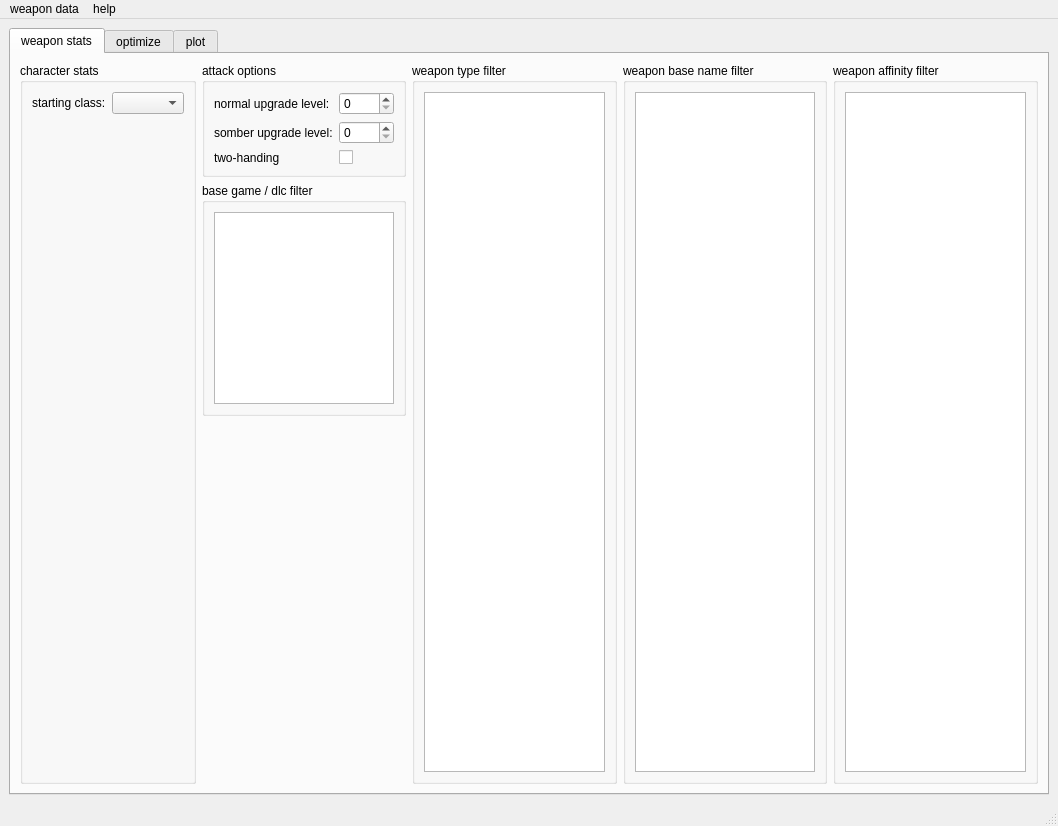
This is app/main_window.ui in hanslhansl/elden-ring-damage-optimizer as Qt 5 draws it before an edit. The edited form follows.
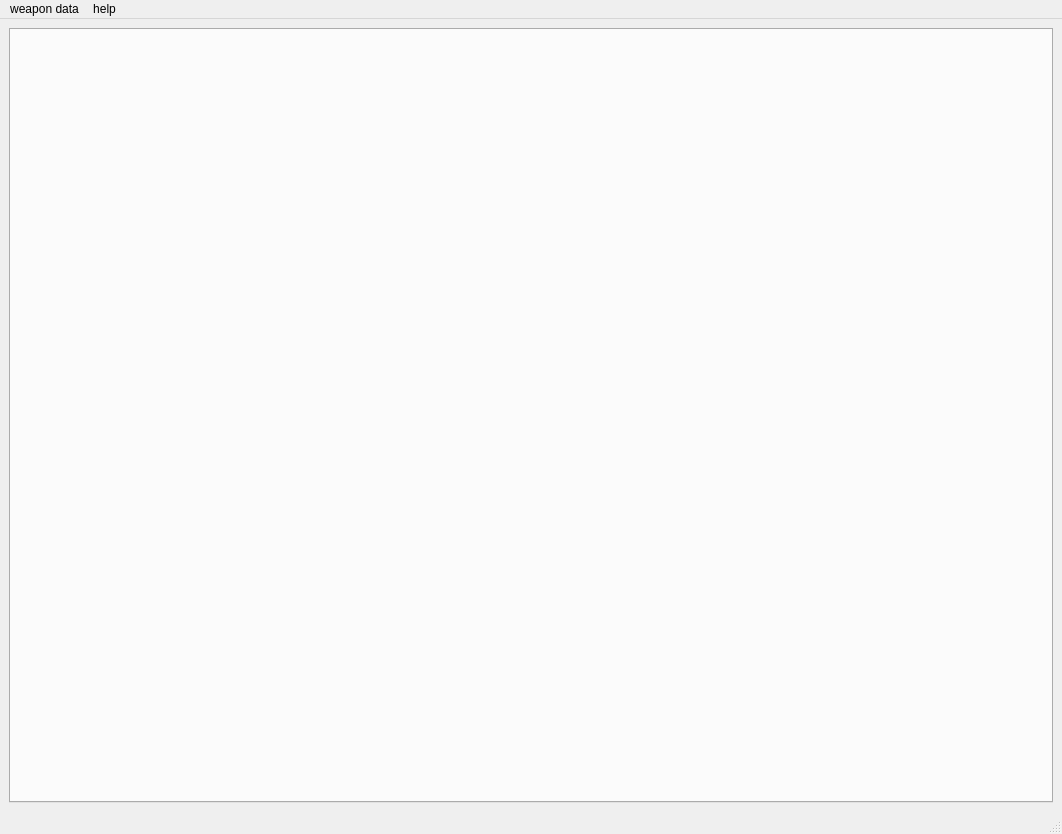
This is the edited form.

Patch:
```diff
--- a/app/main_window.ui
+++ b/app/main_window.ui
@@ -6,8 +6,8 @@
    <rect>
     <x>0</x>
     <y>0</y>
-    <width>1058</width>
-    <height>826</height>
+    <width>1062</width>
+    <height>834</height>
    </rect>
   </property>
   <property name="windowTitle">
@@ -16,244 +16,7 @@
   <widget class="QWidget" name="centralwidget">
    <layout class="QVBoxLayout" name="verticalLayout">
     <item>
-     <widget class="QTabWidget" name="tabWidget">
-      <property name="locale">
-       <locale language="English" country="AmericanSamoa"/>
-      </property>
-      <property name="currentIndex">
-       <number>0</number>
-      </property>
-      <widget class="QWidget" name="weapon_stats_tab">
-       <attribute name="title">
-        <string>weapon stats</string>
-       </attribute>
-       <layout class="QVBoxLayout" name="weapon_stats_layout">
-        <item>
-         <layout class="QHBoxLayout" name="horizontalLayout_2">
-          <item>
-           <widget class="QGroupBox" name="character_stats_box">
-            <property name="locale">
-             <locale language="English" country="AmericanSamoa"/>
-            </property>
-            <property name="title">
-             <string>character stats</string>
-            </property>
-            <layout class="QFormLayout" name="character_stats_layout">
-             <item row="0" column="0">
-              <widget class="QLabel" name="label_3">
-               <property name="locale">
-                <locale language="English" country="AmericanSamoa"/>
-               </property>
-               <property name="text">
-                <string>starting class:</string>
-               </property>
-              </widget>
-             </item>
-             <item row="0" column="1">
-              <widget class="QComboBox" name="starting_class_combobox">
-               <property name="locale">
-                <locale language="English" country="AmericanSamoa"/>
-               </property>
-              </widget>
-             </item>
-            </layout>
-           </widget>
-          </item>
-          <item>
-           <layout class="QVBoxLayout" name="verticalLayout_6" stretch="0,0,1">
-            <item>
-             <widget class="QGroupBox" name="groupBox">
-              <property name="locale">
-               <locale language="English" country="AmericanSamoa"/>
-              </property>
-              <property name="title">
-               <string>attack options</string>
-              </property>
-              <layout class="QFormLayout" name="formLayout_2">
-               <item row="0" column="0">
-                <widget class="QLabel" name="label">
-                 <property name="locale">
-                  <locale language="English" country="AmericanSamoa"/>
-                 </property>
-                 <property name="text">
-                  <string>normal upgrade level:</string>
-                 </property>
-                </widget>
-               </item>
-               <item row="1" column="0">
-                <widget class="QLabel" name="label_4">
-                 <property name="locale">
-                  <locale language="English" country="AmericanSamoa"/>
-                 </property>
-                 <property name="text">
-                  <string>somber upgrade level:</string>
-                 </property>
-                </widget>
-               </item>
-               <item row="0" column="1">
-                <widget class="QSpinBox" name="normal_upgrade_level_spinbox">
-                 <property name="locale">
-                  <locale language="English" country="AmericanSamoa"/>
-                 </property>
-                 <property name="maximum">
-                  <number>25</number>
-                 </property>
-                </widget>
-               </item>
-               <item row="1" column="1">
-                <widget class="QSpinBox" name="somber_upgrade_level_spinbox">
-                 <property name="locale">
-                  <locale language="English" country="AmericanSamoa"/>
-                 </property>
-                 <property name="maximum">
-                  <number>9</number>
-                 </property>
-                </widget>
-               </item>
-               <item row="2" column="0">
-                <widget class="QLabel" name="label_2">
-                 <property name="locale">
-                  <locale language="English" country="AmericanSamoa"/>
-                 </property>
-                 <property name="text">
-                  <string>two-handing</string>
-                 </property>
-                </widget>
-               </item>
-               <item row="2" column="1">
-                <widget class="QCheckBox" name="two_handing_checkbox">
-                 <property name="locale">
-                  <locale language="English" country="AmericanSamoa"/>
-                 </property>
-                 <property name="text">
-                  <string/>
-                 </property>
-                </widget>
-               </item>
-              </layout>
-             </widget>
-            </item>
-            <item>
-             <widget class="QGroupBox" name="groupBox_3">
-              <property name="locale">
-               <locale language="English" country="AmericanSamoa"/>
-              </property>
-              <property name="title">
-               <string>base game / dlc filter</string>
-              </property>
-              <layout class="QVBoxLayout" name="verticalLayout_7">
-               <item>
-                <widget class="QListWidget" name="base_game_dlc_list">
-                 <property name="locale">
-                  <locale language="English" country="AmericanSamoa"/>
-                 </property>
-                 <property name="selectionMode">
-                  <enum>QAbstractItemView::SelectionMode::MultiSelection</enum>
-                 </property>
-                </widget>
-               </item>
-              </layout>
-             </widget>
-            </item>
-            <item>
-             <spacer name="verticalSpacer">
-              <property name="locale">
-               <locale language="English" country="AmericanSamoa"/>
-              </property>
-              <property name="orientation">
-               <enum>Qt::Orientation::Vertical</enum>
-              </property>
-              <property name="sizeHint" stdset="0">
-               <size>
-                <width>20</width>
-                <height>40</height>
-               </size>
-              </property>
-             </spacer>
-            </item>
-           </layout>
-          </item>
-          <item>
-           <widget class="QGroupBox" name="groupBox_2">
-            <property name="locale">
-             <locale language="English" country="AmericanSamoa"/>
-            </property>
-            <property name="title">
-             <string>weapon type filter</string>
-            </property>
-            <layout class="QVBoxLayout" name="verticalLayout_2">
-             <item>
-              <widget class="QListWidget" name="weapon_type_list">
-               <property name="locale">
-                <locale language="English" country="AmericanSamoa"/>
-               </property>
-               <property name="selectionMode">
-                <enum>QAbstractItemView::SelectionMode::MultiSelection</enum>
-               </property>
-              </widget>
-             </item>
-            </layout>
-           </widget>
-          </item>
-          <item>
-           <widget class="QGroupBox" name="weapon_base_name_box">
-            <property name="locale">
-             <locale language="English" country="AmericanSamoa"/>
-            </property>
-            <property name="title">
-             <string>weapon base name filter</string>
-            </property>
-            <layout class="QVBoxLayout" name="verticalLayout_4">
-             <item>
-              <widget class="QListWidget" name="weapon_base_name_list">
-               <property name="locale">
-                <locale language="English" country="AmericanSamoa"/>
-               </property>
-               <property name="selectionMode">
-                <enum>QAbstractItemView::SelectionMode::MultiSelection</enum>
-               </property>
-              </widget>
-             </item>
-            </layout>
-           </widget>
-          </item>
-          <item>
-           <widget class="QGroupBox" name="affinity_box">
-            <property name="locale">
-             <locale language="English" country="AmericanSamoa"/>
-            </property>
-            <property name="title">
-             <string>weapon affinity filter</string>
-            </property>
-            <layout class="QVBoxLayout" name="verticalLayout_5">
-             <item>
-              <widget class="QListWidget" name="weapon_affinity_list">
-               <property name="locale">
-                <locale language="English" country="AmericanSamoa"/>
-               </property>
-               <property name="selectionMode">
-                <enum>QAbstractItemView::SelectionMode::MultiSelection</enum>
-               </property>
-              </widget>
-             </item>
-            </layout>
-           </widget>
-          </item>
-         </layout>
-        </item>
-       </layout>
-      </widget>
-      <widget class="QWidget" name="optimize_tab">
-       <attribute name="title">
-        <string>optimize</string>
-       </attribute>
-      </widget>
-      <widget class="QWidget" name="plot">
-       <attribute name="title">
-        <string>plot</string>
-       </attribute>
-      </widget>
-     </widget>
+     <widget class="QTabWidget" name="tab_widget"/>
     </item>
    </layout>
   </widget>
@@ -262,7 +25,7 @@
     <rect>
      <x>0</x>
      <y>0</y>
-     <width>1058</width>
+     <width>1062</width>
      <height>33</height>
     </rect>
    </property>
```
